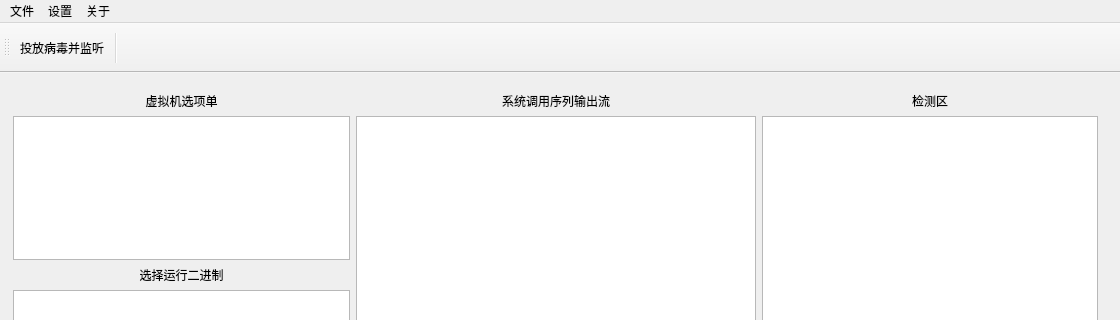
Above: mainwindow.ui from LCM1999/fishtank before the change; both pictures show x 0 to 1120 and y 0 to 320 of the 1120 by 600 pixel window. Below: the same form after it.
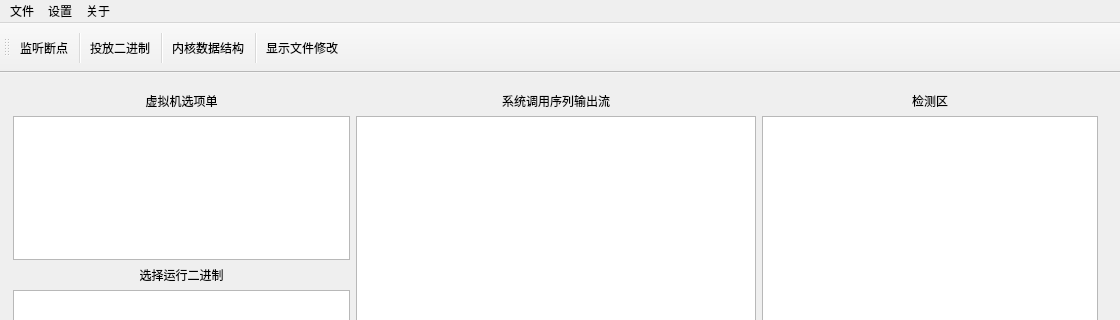
That is the form after the change. Icons and pictures are not drawn.

```diff
--- a/mainwindow.ui
+++ b/mainwindow.ui
@@ -208,6 +208,11 @@
    </attribute>
    <addaction name="listing"/>
    <addaction name="separator"/>
+   <addaction name="action_2"/>
+   <addaction name="separator"/>
+   <addaction name="action_4"/>
+   <addaction name="separator"/>
+   <addaction name="action_6"/>
   </widget>
   <widget class="QStatusBar" name="statusBar"/>
   <action name="listing">
@@ -215,7 +220,7 @@
     <bool>true</bool>
    </property>
    <property name="text">
-    <string>投放病毒并监听</string>
+    <string>监听断点</string>
    </property>
    <property name="toolTip">
     <string>&lt;html&gt;&lt;head/&gt;&lt;body&gt;&lt;p&gt;投放病毒并监听&lt;/p&gt;&lt;/body&gt;&lt;/html&gt;</string>
@@ -241,6 +246,39 @@
     <string>关于我们</string>
    </property>
   </action>
+  <action name="action_2">
+   <property name="icon">
+    <iconset resource="myres.qrc">
+     <normaloff>:/new/icon/res/icon/24_rightdown_24px_21142_easyicon.net.ico</normaloff>:/new/icon/res/icon/24_rightdown_24px_21142_easyicon.net.ico</iconset>
+   </property>
+   <property name="text">
+    <string>投放二进制</string>
+   </property>
+   <property name="toolTip">
+    <string>投放二进制</string>
+   </property>
+  </action>
+  <action name="action_4">
+   <property name="icon">
+    <iconset resource="myres.qrc">
+     <normaloff>:/new/icon/res/icon/list_128px_1205813_easyicon.net.ico</normaloff>:/new/icon/res/icon/list_128px_1205813_easyicon.net.ico</iconset>
+   </property>
+   <property name="text">
+    <string>内核数据结构</string>
+   </property>
+   <property name="toolTip">
+    <string>内核数据结构</string>
+   </property>
+  </action>
+  <action name="action_6">
+   <property name="icon">
+    <iconset resource="myres.qrc">
+     <normaloff>:/new/icon/res/icon/list_128px_1229342_easyicon.net.ico</normaloff>:/new/icon/res/icon/list_128px_1229342_easyicon.net.ico</iconset>
+   </property>
+   <property name="text">
+    <string>显示文件修改</string>
+   </property>
+  </action>
  </widget>
  <layoutdefault spacing="6" margin="11"/>
  <resources>
```
Left out of the diff: 6 changed lines with no effect on the pictures.
